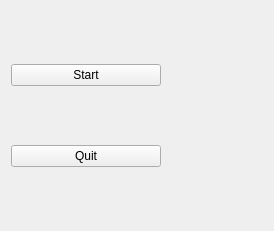
Old version of the form ui/mainmenu.ui in the repository CBenoit/force3-with-bot.
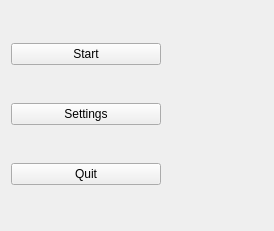
New version of the form.

Commit message: Add settings menu.

Patch:
```diff
--- a/ui/mainmenu.ui
+++ b/ui/mainmenu.ui
@@ -17,7 +17,7 @@
    <item>
     <widget class="QPushButton" name="startButton">
      <property name="sizePolicy">
-      <sizepolicy hsizetype="Preferred" vsizetype="Fixed">
+      <sizepolicy hsizetype="Minimum" vsizetype="Fixed">
        <horstretch>0</horstretch>
        <verstretch>0</verstretch>
       </sizepolicy>
@@ -33,6 +33,19 @@
      </property>
     </widget>
    </item>
+   <item>
+    <widget class="QPushButton" name="settingsButton">
+     <property name="maximumSize">
+      <size>
+       <width>150</width>
+       <height>16777215</height>
+      </size>
+     </property>
+     <property name="text">
+      <string>Settings</string>
+     </property>
+    </widget>
+   </item>
    <item>
     <widget class="QPushButton" name="quitButton">
      <property name="maximumSize">
```
The commit also changes 8 other files.
